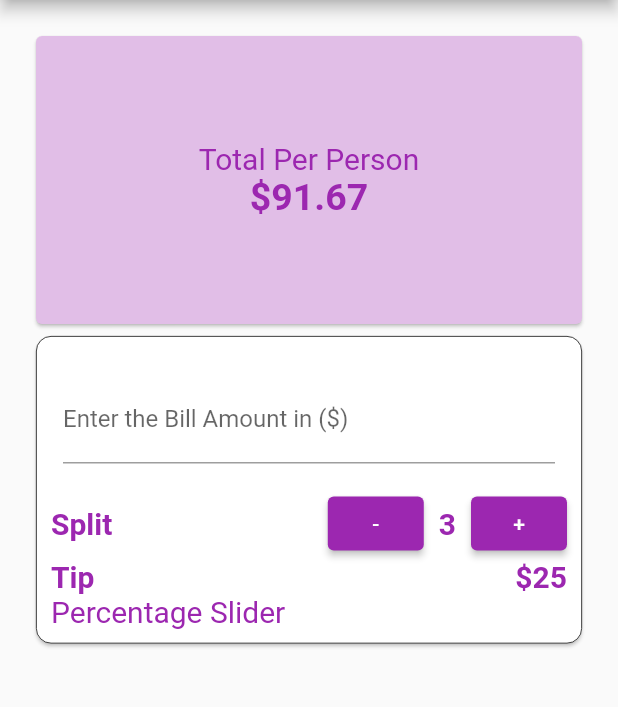
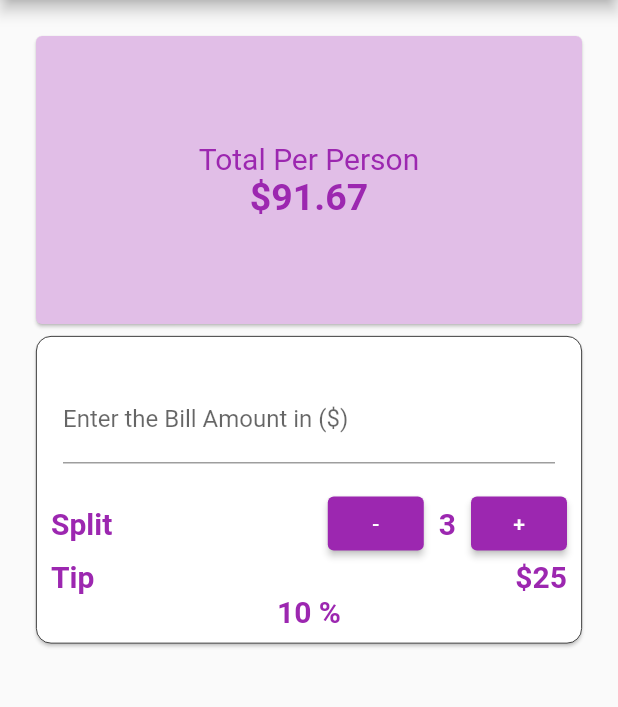
Before and after one commit to AkshayRameshAppDEV/TipCalculator, a Flutter app: the screen it shows after launch, on a phone screen of 412 x 824 dp, the part 84-791 px from its top. Run offline on Flutter 3.47's test engine with Material 2 defaults, Android fonts, the phone set to English and light mode, and no system bars.

Commit message:
Add Tip percentage row UI

```diff
--- a/tip_calculator/lib/ui/ui_widgets/bill_tip_control_widget.dart
+++ b/tip_calculator/lib/ui/ui_widgets/bill_tip_control_widget.dart
@@ -85,6 +85,14 @@ Row tipAmountRow() {
   );
 }
 
+
+Text tipPercentageRow() {
+  return Text("10 %",
+      textAlign: TextAlign.center,
+      style: TextStyle(
+          fontSize: 20.0, color: appThemeColor, fontWeight: FontWeight.bold));
+}
+
 class _BillTipControlWidgetState extends State<BillTipControlWidget> {
   @override
   Widget build(BuildContext context) {
@@ -96,17 +104,16 @@ class _BillTipControlWidgetState extends State<BillTipControlWidget> {
       child: Padding(
         padding: const EdgeInsets.all(10.0),
         child: Column(
-          crossAxisAlignment: CrossAxisAlignment.start,
+          crossAxisAlignment: CrossAxisAlignment.center,
           children: [
             billAmountInput(context),
             splitTipRow(),
             tipAmountRow(),
-             Text("Percentage Slider",
-                textAlign: TextAlign.center,
-                style: TextStyle(fontSize: 20.0, color: appThemeColor)),
+            tipPercentageRow(),
           ],
         ),
       ),
     );
   }
+
 }
```
